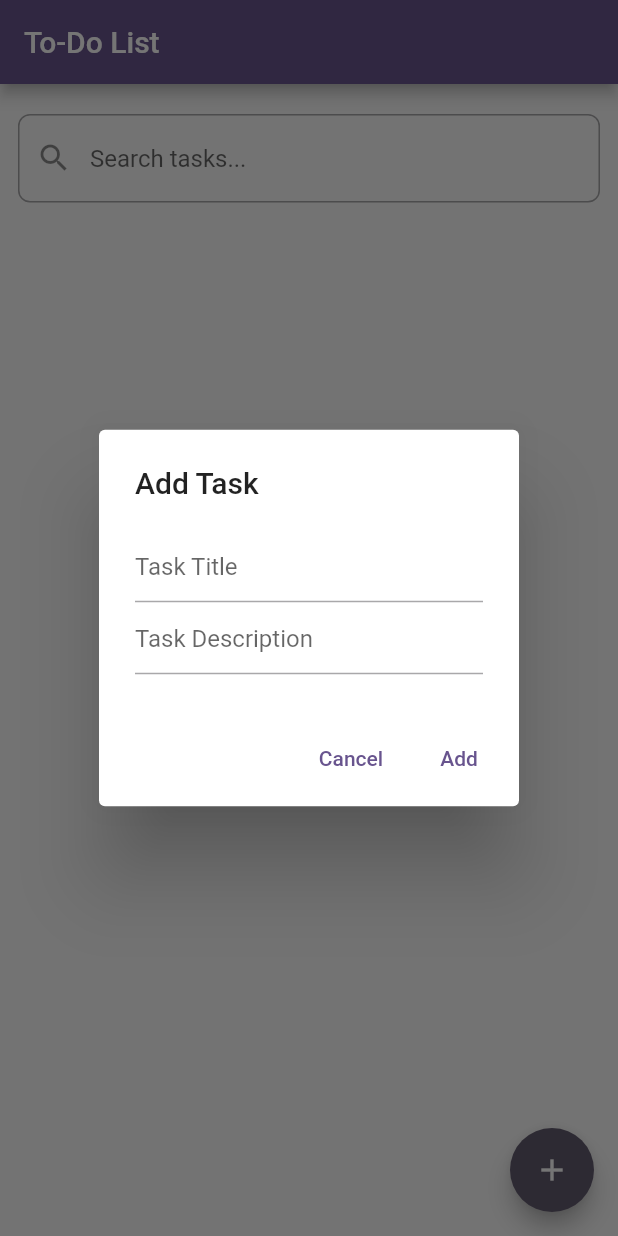
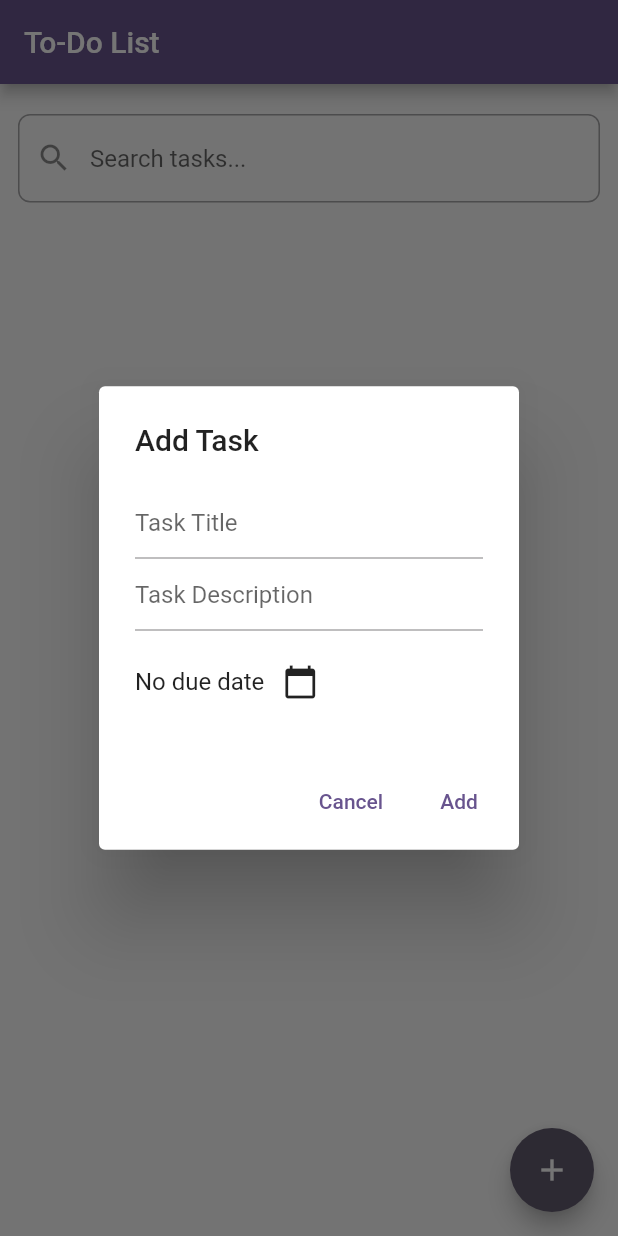
Before and after one commit to rajChokshiDeveloper710/todo-list-demo, a Flutter app: the screen it shows after launch, after a tap on the "add" icon, on a phone screen of 412 x 824 dp. Run offline on Flutter 3.47's test engine with Material 3 defaults, Android fonts, the phone set to English and light mode, and no system bars; our stand-ins replace rxdart, shared_preferences.

Commit message:
added due date

```diff
--- a/lib/screens/home_page/bloc/home_page_bloc.dart
+++ b/lib/screens/home_page/bloc/home_page_bloc.dart
@@ -4,11 +4,21 @@ import 'package:rxdart/rxdart.dart';
 import 'package:shared_preferences/shared_preferences.dart';
 
 class HomePageBloc {
-  // BehaviorSubjects to handle task streams
   final _tasksSubject = BehaviorSubject<List<Map<String, dynamic>>>.seeded([]);
   final _searchSubject = BehaviorSubject<String>.seeded("");
   final _loadingSubject = BehaviorSubject<bool>.seeded(false);
+  final _dueDateSubject = BehaviorSubject<DateTime?>.seeded(null);
 
+  // Stream for the selected due date
+  Stream<DateTime?> get dueDateStream => _dueDateSubject.stream;
+
+  // Get the current value of due date
+  DateTime? get currentDueDate => _dueDateSubject.valueOrNull;
+
+  // Update due date
+  void updateDueDate(DateTime? date) {
+    _dueDateSubject.add(date);
+  }
   Stream<List<Map<String, dynamic>>> get tasksStream => Rx.combineLatest2(
     _tasksSubject.stream,
     _searchSubject.stream,
@@ -46,20 +56,22 @@ class HomePageBloc {
     await prefs.setString('tasks', tasksString);
   }
 
-  void addTask(String title, String description) {
+  void addTask(String title, String description, String? dueDate) {
     _tasks.add({
       'title': title,
       'description': description,
       'completed': false,
+      'dueDate': dueDate, // Store the due date
       'timestamp': DateTime.now().toString(),
     });
     _tasksSubject.add(_tasks);
     _saveTasks();
   }
 
-  void editTask(int index, String newTitle, String newDescription) {
+  void editTask(int index, String newTitle, String newDescription, String? newDueDate) {
     _tasks[index]['title'] = newTitle;
     _tasks[index]['description'] = newDescription;
+    _tasks[index]['dueDate'] = newDueDate; // Update due date
     _tasksSubject.add(_tasks);
     _saveTasks();
   }
@@ -76,12 +88,10 @@ class HomePageBloc {
     _saveTasks();
   }
 
-  // Search Functionality
   void searchTask(String query) {
     _searchSubject.add(query);
   }
 
-  // Dispose method to close the streams
   void dispose() {
     _tasksSubject.close();
     _searchSubject.close();
--- a/lib/screens/home_page/home_page.dart
+++ b/lib/screens/home_page/home_page.dart
@@ -1,8 +1,7 @@
 import 'package:flutter/material.dart';
-import 'package:shared_preferences/shared_preferences.dart';
-import 'dart:convert';
+import 'package:intl/intl.dart';
+import 'package:todo_app/screens/home_page/bloc/home_page_bloc.dart';
 
-import 'package:todo_app/screens/home_page/bloc/home_page_bloc.dart';
 class HomePage extends StatefulWidget {
   const HomePage({Key? key}) : super(key: key);
 
@@ -16,140 +15,21 @@ class _HomePageState extends State<HomePage> {
   final TextEditingController descriptionController = TextEditingController();
   final TextEditingController searchController = TextEditingController();
 
-  @override
-  void dispose() {
-    _bloc.dispose();
-    taskController.dispose();
-    descriptionController.dispose();
-    searchController.dispose();
-    super.dispose();
-  }
-
-  @override
-  Widget build(BuildContext context) {
-    return Scaffold(
-      appBar: AppBar(
-          automaticallyImplyLeading:false,
-        title: Text('To-Do List',style:TextStyle(
-          fontSize:20
-        )),
-
-      ),
-      body: Padding(
-        padding:  EdgeInsets.symmetric(horizontal: 12 ),
-        child: Column(
-          children: [
-            // Search Bar
-            SizedBox(height:20),
-            TextField(
-              controller: searchController,
-              decoration: InputDecoration(
-                hintText: 'Search tasks...',
-                prefixIcon: Icon(Icons.search),
-                border: OutlineInputBorder(
-                  borderRadius: BorderRadius.circular(8.0),
-                ),
-              ),
-              onChanged: _bloc.searchTask,
-            ),
-
-
-            // Task List
-            Expanded(
-              child: StreamBuilder<List<Map<String, dynamic>>>(
-                stream: _bloc.tasksStream,
-                builder: (context, snapshot) {
-                  if (!snapshot.hasData || snapshot.data!.isEmpty) {
-                    return Center(child: Text('No tasks found'));
-                  }
-
-                  final tasks = snapshot.data!;
-                  final pendingTasks =
-                  tasks.where((task) => !task['completed']).toList();
-                  final completedTasks =
-                  tasks.where((task) => task['completed']).toList();
-
-                  return SingleChildScrollView(
-                    child: Column(
-                      children: [
-                        SizedBox(height:20),
-
-                       if(pendingTasks.isNotEmpty)...[
-                         Align(
-                           alignment: Alignment.centerLeft,
-
-                           child: Text('Pending Tasks',
-                               style: TextStyle(
-                                   fontSize: 20, fontWeight: FontWeight.bold)),
-                         ),
-                         SizedBox(height:10),
-                         ListView.builder(
-                           shrinkWrap: true,
-                           physics: const NeverScrollableScrollPhysics(),
-                           itemCount: pendingTasks.length,
-                           padding:EdgeInsets.zero,
-                           itemBuilder: (context, index) {
-                             return _buildTaskItem(
-                                 pendingTasks[index],
-                                 tasks.indexOf(pendingTasks[index]),
-                                 isCompleted: false);
-                           },
-                         ),
-                       ],
-                        SizedBox(height:20),
-
-                       if(completedTasks.isNotEmpty)...[
-                         Row(
-                           mainAxisAlignment: MainAxisAlignment.spaceBetween,
-                           children: [
-                             Text('Completed Tasks',
-                                 style: TextStyle(
-                                     fontSize: 20, fontWeight: FontWeight.bold)),
-                             IconButton(
-                               icon: Icon(Icons.delete),
-                               onPressed: _bloc.deleteCompletedTasks,
-                               tooltip: 'Delete Completed Tasks',
-                             ),
-                           ],
-                         ),
-                         SizedBox(height: 10),
-
-                         ListView.builder(
-                           shrinkWrap: true,
-                           physics: const NeverScrollableScrollPhysics(),
-                           padding:EdgeInsets.zero,
-
-                           itemCount: completedTasks.length,
-                           itemBuilder: (context, index) {
-                             return _buildTaskItem(
-                                 completedTasks[index],
-                                 tasks.indexOf(completedTasks[index]),
-                                 isCompleted: true);
-                           },
-                         ),
-                       ]
-                      ],
-                    ),
-                  );
-                },
-              ),
-            ),
-          ],
-        ),
-      ),
-      floatingActionButton: FloatingActionButton(
-        onPressed: () => _showAddTaskDialog(context),
-        child: Icon(Icons.add),
-      ),
-    );
-  }
-
+  // Task item with actions
   Widget _buildTaskItem(
       Map<String, dynamic> task, int index, {required bool isCompleted}) {
     return Card(
       child: ListTile(
         title: Text(task['title']),
-        subtitle: Text(task['description'] ?? ''),
+        subtitle: Column(
+          crossAxisAlignment: CrossAxisAlignment.start,
+          children: [
+            if (task['description'] != null && task['description'].isNotEmpty)
+              Text(task['description']),
+            if (task['dueDate'] != null)
+              Text('Due: ${task['dueDate']}', style: TextStyle(color: Colors.grey)),
+          ],
+        ),
         trailing: Row(
           mainAxisSize: MainAxisSize.min,
           children: [
@@ -169,9 +49,11 @@ class _HomePageState extends State<HomePage> {
     );
   }
 
+  // Dialog for adding a task
   void _showAddTaskDialog(BuildContext context) {
     taskController.clear();
     descriptionController.clear();
+
     showDialog(
       context: context,
       builder: (BuildContext context) {
@@ -188,20 +70,50 @@ class _HomePageState extends State<HomePage> {
                 controller: descriptionController,
                 decoration: InputDecoration(hintText: 'Task Description'),
               ),
+              SizedBox(height: 10),
+
+              // Wrap due date selection in a StreamBuilder
+              StreamBuilder<DateTime?>(
+                stream: _bloc.dueDateStream,
+                builder: (context, snapshot) {
+                  return Row(
+                    children: [
+                      Text(snapshot.hasData
+                          ? 'Due: ${DateFormat.yMMMd().format(snapshot.data!)}'
+                          : 'No due date'),
+                      IconButton(
+                        icon: Icon(Icons.calendar_today),
+                        onPressed: () => _selectDueDate(context),
+                      ),
+                    ],
+                  );
+                },
+              ),
             ],
           ),
           actions: <Widget>[
             TextButton(
               child: Text('Cancel'),
               onPressed: () {
+                _bloc.updateDueDate(null);
                 Navigator.of(context).pop();
               },
             ),
             TextButton(
               child: Text('Add'),
               onPressed: () {
+                _bloc.updateDueDate(null);
+
                 if (taskController.text.isNotEmpty) {
-                  _bloc.addTask(taskController.text, descriptionController.text);
+                  // Now you can access the due date safely
+                  final dueDate = _bloc.currentDueDate != null
+                      ? DateFormat.yMMMd().format(_bloc.currentDueDate!)
+                      : null;
+                  _bloc.addTask(
+                    taskController.text,
+                    descriptionController.text,
+                    dueDate,
+                  );
                   Navigator.of(context).pop();
                 }
               },
@@ -212,12 +124,20 @@ class _HomePageState extends State<HomePage> {
     );
   }
 
+
+  // Dialog for editing a task
   void _showEditTaskDialog(BuildContext context, int index, Map<String, dynamic> task) {
     taskController.text = task['title'];
     descriptionController.text = task['description'] ?? '';
+    _bloc.updateDueDate(task['dueDate'] != null
+        ? DateFormat.yMMMd().parse(task['dueDate'])
+        : null);
+
     showDialog(
       context: context,
       builder: (BuildContext context) {
+        DateTime? selectedDueDate; // Define a local variable for due date
+
         return AlertDialog(
           title: Text('Edit Task'),
           content: Column(
@@ -230,6 +150,24 @@ class _HomePageState extends State<HomePage> {
               TextField(
                 controller: descriptionController,
                 decoration: InputDecoration(hintText: 'Task Description'),
+              ),
+              SizedBox(height: 10),
+              StreamBuilder<DateTime?>(
+                stream: _bloc.dueDateStream,
+                builder: (context, snapshot) {
+                  selectedDueDate = snapshot.data; // Update the local variable
+                  return Row(
+                    children: [
+                      Text(snapshot.hasData
+                          ? 'Due: ${DateFormat.yMMMd().format(snapshot.data!)}'
+                          : 'No due date'),
+                      IconButton(
+                        icon: Icon(Icons.calendar_today),
+                        onPressed: () => _selectDueDate(context),
+                      ),
+                    ],
+                  );
+                },
               ),
             ],
           ),
@@ -244,7 +182,15 @@ class _HomePageState extends State<HomePage> {
               child: Text('Save'),
               onPressed: () {
                 if (taskController.text.isNotEmpty) {
-                  _bloc.editTask(index, taskController.text, descriptionController.text);
+                  // Use the locally updated due date
+                  _bloc.editTask(
+                    index,
+                    taskController.text,
+                    descriptionController.text,
+                    selectedDueDate != null
+                        ? DateFormat.yMMMd().format(selectedDueDate!)
+                        : null,
+                  );
                   Navigator.of(context).pop();
                 }
               },
@@ -254,4 +200,137 @@ class _HomePageState extends State<HomePage> {
       },
     );
   }
+
+  // Date picker
+  Future<void> _selectDueDate(BuildContext context) async {
+    final DateTime? pickedDate = await showDatePicker(
+      context: context,
+
+      initialDate: DateTime.now(),
+      firstDate: DateTime.now(),
+      lastDate: DateTime(2101),
+    );
+    if (pickedDate != null) {
+      _bloc.updateDueDate(pickedDate);
+    }
+  }
+
+  @override
+  Widget build(BuildContext context) {
+    return Scaffold(
+      appBar: AppBar(
+        automaticallyImplyLeading: false,
+        title: const Text('To-Do List', style: TextStyle(fontSize: 20)),
+      ),
+      body: Padding(
+        padding: const EdgeInsets.symmetric(horizontal: 12),
+        child: Column(
+          children: [
+            const SizedBox(height: 20),
+            // Search Bar
+            TextField(
+              controller: searchController,
+              decoration: InputDecoration(
+                hintText: 'Search tasks...',
+                prefixIcon: Icon(Icons.search),
+                border: OutlineInputBorder(
+                  borderRadius: BorderRadius.circular(8.0),
+                ),
+              ),
+              onChanged: _bloc.searchTask,
+            ),
+            // Task List
+            Expanded(
+              child: StreamBuilder<List<Map<String, dynamic>>>(
+                stream: _bloc.tasksStream,
+                builder: (context, snapshot) {
+                  if (!snapshot.hasData || snapshot.data!.isEmpty) {
+                    return Center(child: Text('No tasks found'));
+                  }
+
+                  final tasks = snapshot.data!;
+                  final pendingTasks =
+                  tasks.where((task) => !task['completed']).toList();
+                  final completedTasks =
+                  tasks.where((task) => task['completed']).toList();
+
+                  return SingleChildScrollView(
+                    child: Column(
+                      children: [
+                        const SizedBox(height: 20),
+                        if (pendingTasks.isNotEmpty) ...[
+                          const Align(
+                            alignment: Alignment.centerLeft,
+                            child: Text('Pending Tasks',
+                                style: TextStyle(
+                                    fontSize: 20,
+                                    fontWeight: FontWeight.bold)),
+                          ),
+                          const SizedBox(height: 10),
+                          ListView.builder(
+                            shrinkWrap: true,
+                            physics: const NeverScrollableScrollPhysics(),
+                            itemCount: pendingTasks.length,
+                            itemBuilder: (context, index) {
+                              return _buildTaskItem(
+                                  pendingTasks[index],
+                                  tasks.indexOf(pendingTasks[index]),
+                                  isCompleted: false);
+                            },
+                          ),
+                        ],
+                        const SizedBox(height: 20),
+                        if (completedTasks.isNotEmpty) ...[
+                          Row(
+                            mainAxisAlignment: MainAxisAlignment.spaceBetween,
+                            children: [
+                              const Text('Completed Tasks',
+                                  style: TextStyle(
+                                      fontSize: 20,
+                                      fontWeight: FontWeight.bold)),
+                              IconButton(
+                                icon: Icon(Icons.delete),
+                                onPressed: _bloc.deleteCompletedTasks,
+                                tooltip: 'Delete Completed Tasks',
+                              ),
+                            ],
+                          ),
+                          const SizedBox(height: 10),
+                          ListView.builder(
+                            shrinkWrap: true,
+                            physics: const NeverScrollableScrollPhysics(),
+                            itemCount: completedTasks.length,
+                            itemBuilder: (context, index) {
+                              return _buildTaskItem(
+                                  completedTasks[index],
+                                  tasks.indexOf(completedTasks[index]),
+                                  isCompleted: true);
+                            },
+                          ),
+                          const SizedBox(height: 50),
+                        ]
+                      ],
+                    ),
+                  );
+                },
+              ),
+            ),
+          ],
+        ),
+      ),
+      floatingActionButton: FloatingActionButton(
+        onPressed: () => _showAddTaskDialog(context),
+        child: Icon(Icons.add),
+      ),
+    );
+  }
+
+  @override
+  void dispose() {
+    _bloc.dispose();
+    taskController.dispose();
+    descriptionController.dispose();
+    searchController.dispose();
+    super.dispose();
+  }
 }
--- a/pubspec.yaml
+++ b/pubspec.yaml
@@ -37,6 +37,8 @@ dependencies:
   cupertino_icons: ^1.0.8
   rxdart: ^0.28.0
   shared_preferences: ^2.0.11
+  intl: ^0.19.0
+
 
 
 
```
Also changed, not shown: pubspec.lock, 1 other file.
